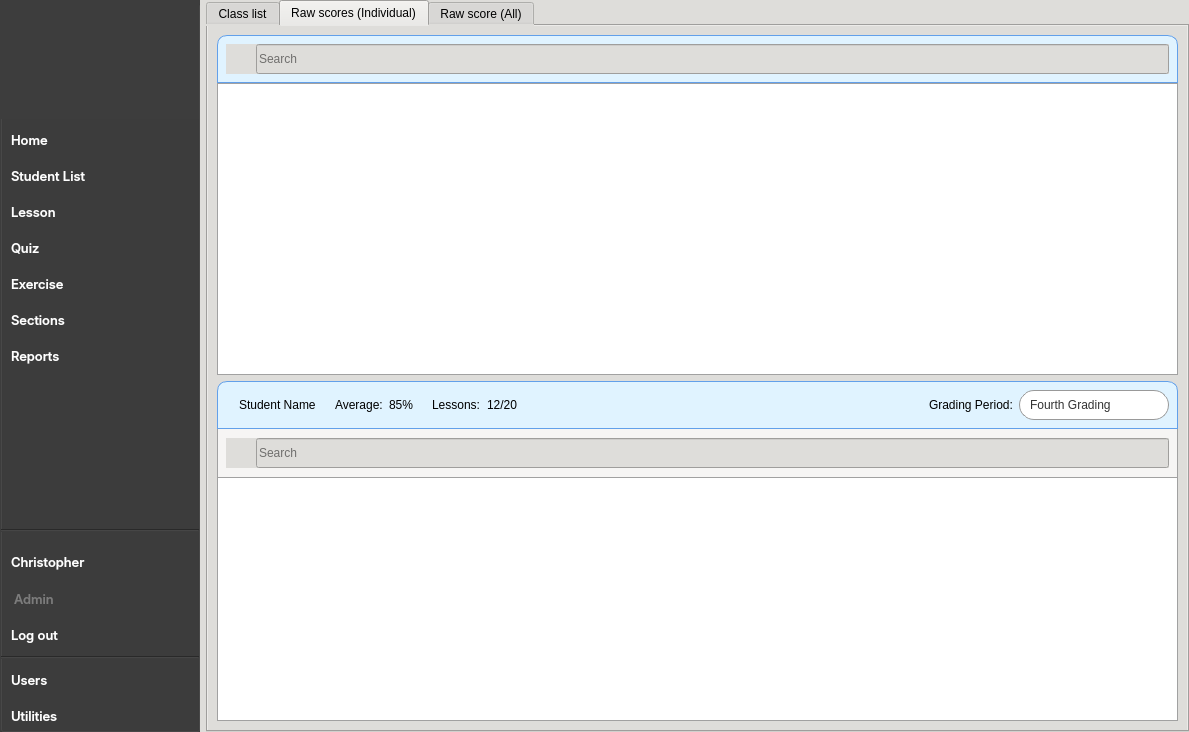
Before: the Qt Designer form CAI_PyQt/CAI_Admin/UI/FormHome.ui in CPG19040/CPG19040, drawn with Qt 5.
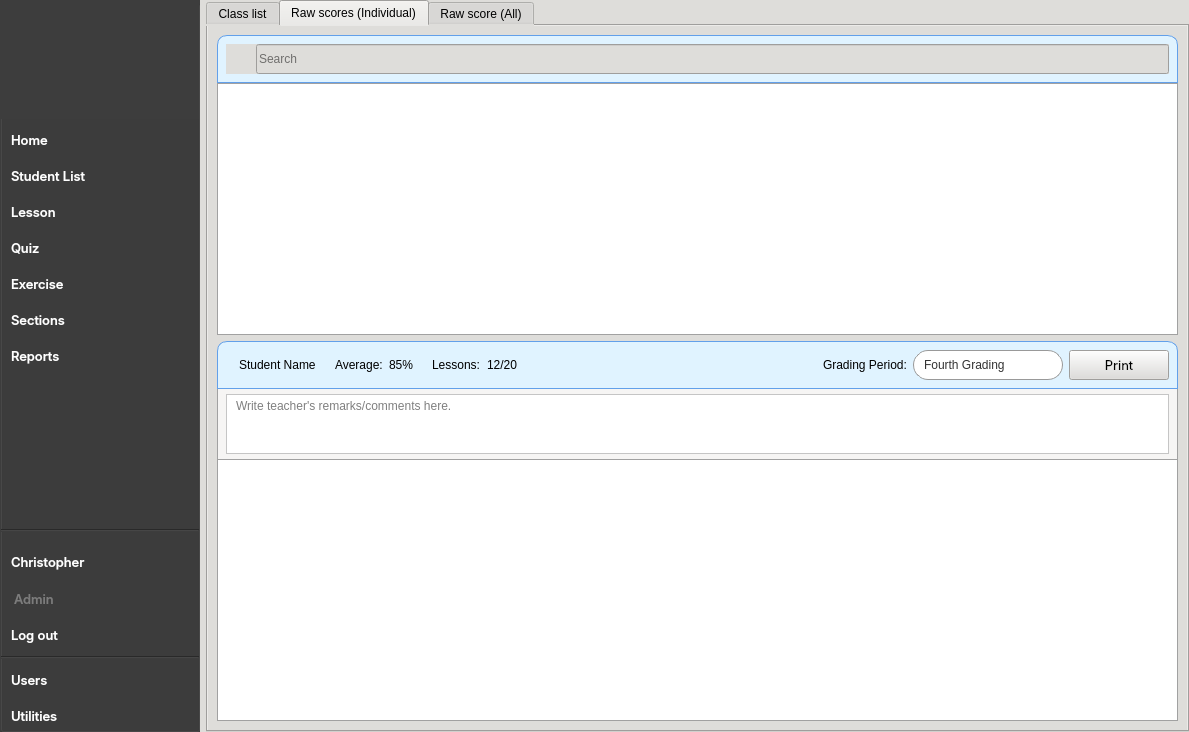
After: the same form once the commit is applied. The open tabs and pages were chosen to show the change. Icons and pictures are not drawn.

```diff
--- a/CAI_PyQt/CAI_Admin/UI/FormHome.ui
+++ b/CAI_PyQt/CAI_Admin/UI/FormHome.ui
@@ -6076,6 +6076,12 @@
            <layout class="QVBoxLayout" name="verticalLayout_21">
             <item>
              <widget class="QWidget" name="widget_10" native="true">
+              <property name="maximumSize">
+               <size>
+                <width>16777215</width>
+                <height>300</height>
+               </size>
+              </property>
               <layout class="QVBoxLayout" name="verticalLayout_20">
                <property name="spacing">
                 <number>0</number>
@@ -6435,6 +6441,50 @@
                     </item>
                    </widget>
                   </item>
+                  <item>
+                   <widget class="QPushButton" name="btnPrintQuizScores">
+                    <property name="enabled">
+                     <bool>true</bool>
+                    </property>
+                    <property name="minimumSize">
+                     <size>
+                      <width>100</width>
+                      <height>30</height>
+                     </size>
+                    </property>
+                    <property name="maximumSize">
+                     <size>
+                      <width>16777215</width>
+                      <height>30</height>
+                     </size>
+                    </property>
+                    <property name="font">
+                     <font>
+                      <family>Inter</family>
+                      <pointsize>10</pointsize>
+                      <weight>50</weight>
+                      <italic>false</italic>
+                      <bold>false</bold>
+                     </font>
+                    </property>
+                    <property name="cursor">
+                     <cursorShape>PointingHandCursor</cursorShape>
+                    </property>
+                    <property name="styleSheet">
+                     <string notr="true"/>
+                    </property>
+                    <property name="text">
+                     <string>Print</string>
+                    </property>
+                    <property name="icon">
+                     <iconset resource="../resources.qrc">
+                      <normaloff>:/Images/Images/printer.png</normaloff>:/Images/Images/printer.png</iconset>
+                    </property>
+                    <property name="class" stdset="0">
+                     <string>button-normal</string>
+                    </property>
+                   </widget>
+                  </item>
                  </layout>
                 </widget>
                </item>
@@ -6458,16 +6508,33 @@
                   </property>
                   <item>
                    <widget class="QWidget" name="widget_9" native="true">
+                    <property name="maximumSize">
+                     <size>
+                      <width>16777215</width>
+                      <height>70</height>
+                     </size>
+                    </property>
                     <property name="styleSheet">
                      <string notr="true">#widget_9 { 
 	border-left: 1px solid rgb(161, 161, 161);
 	border-right: 1px solid rgb(161, 161, 161);
 	background-color: rgb(246, 245, 244);
+}
+
+#plainTextEdit_remarks {
+	background-color: #FFF;
+	padding: 0px 5px;
 }</string>
                     </property>
                     <layout class="QHBoxLayout" name="horizontalLayout_22">
+                     <property name="topMargin">
+                      <number>0</number>
+                     </property>
+                     <property name="bottomMargin">
+                      <number>0</number>
+                     </property>
                      <item>
-                      <widget class="QWidget" name="widget_search_idv_2" native="true">
+                      <widget class="QPlainTextEdit" name="plainTextEdit_remarks">
                        <property name="minimumSize">
                         <size>
                          <width>0</width>
@@ -6477,88 +6544,12 @@
                        <property name="maximumSize">
                         <size>
                          <width>16777215</width>
-                         <height>30</height>
+                         <height>60</height>
                         </size>
                        </property>
-                       <property name="styleSheet">
-                        <string notr="true"/>
+                       <property name="placeholderText">
+                        <string>Write teacher's remarks/comments here.</string>
                        </property>
-                       <property name="class" stdset="0">
-                        <string>widget-search-container</string>
-                       </property>
-                       <layout class="QHBoxLayout" name="layout_search_idv_2">
-                        <property name="spacing">
-                         <number>0</number>
-                        </property>
-                        <property name="leftMargin">
-                         <number>0</number>
-                        </property>
-                        <property name="topMargin">
-                         <number>0</number>
-                        </property>
-                        <property name="rightMargin">
-                         <number>0</number>
-                        </property>
-                        <property name="bottomMargin">
-                         <number>0</number>
-                        </property>
-                        <item>
-                         <widget class="QLabel" name="label_magnifying_idv_2">
-                          <property name="minimumSize">
-                           <size>
-                            <width>30</width>
-                            <height>30</height>
-                           </size>
-                          </property>
-                          <property name="maximumSize">
-                           <size>
-                            <width>30</width>
-                            <height>30</height>
-                           </size>
-                          </property>
-                          <property name="text">
-                           <string/>
-                          </property>
-                          <property name="pixmap">
-                           <pixmap resource="../resources.qrc">:/Images/Images/search.png</pixmap>
-                          </property>
-                          <property name="scaledContents">
-                           <bool>true</bool>
-                          </property>
-                          <property name="margin">
-                           <number>5</number>
-                          </property>
-                          <property name="class" stdset="0">
-                           <string>label-magnifying-search</string>
-                          </property>
-                         </widget>
-                        </item>
-                        <item>
-                         <widget class="QLineEdit" name="txt_search_score_d_idv">
-                          <property name="minimumSize">
-                           <size>
-                            <width>0</width>
-                            <height>30</height>
-                           </size>
-                          </property>
-                          <property name="maximumSize">
-                           <size>
-                            <width>16777215</width>
-                            <height>30</height>
-                           </size>
-                          </property>
-                          <property name="styleSheet">
-                           <string notr="true"/>
-                          </property>
-                          <property name="placeholderText">
-                           <string>Search</string>
-                          </property>
-                          <property name="class" stdset="0">
-                           <string>textbox-search</string>
-                          </property>
-                         </widget>
-                        </item>
-                       </layout>
                       </widget>
                      </item>
                     </layout>
```
Left out of the diff: 57 changed lines with no effect on the pictures.
